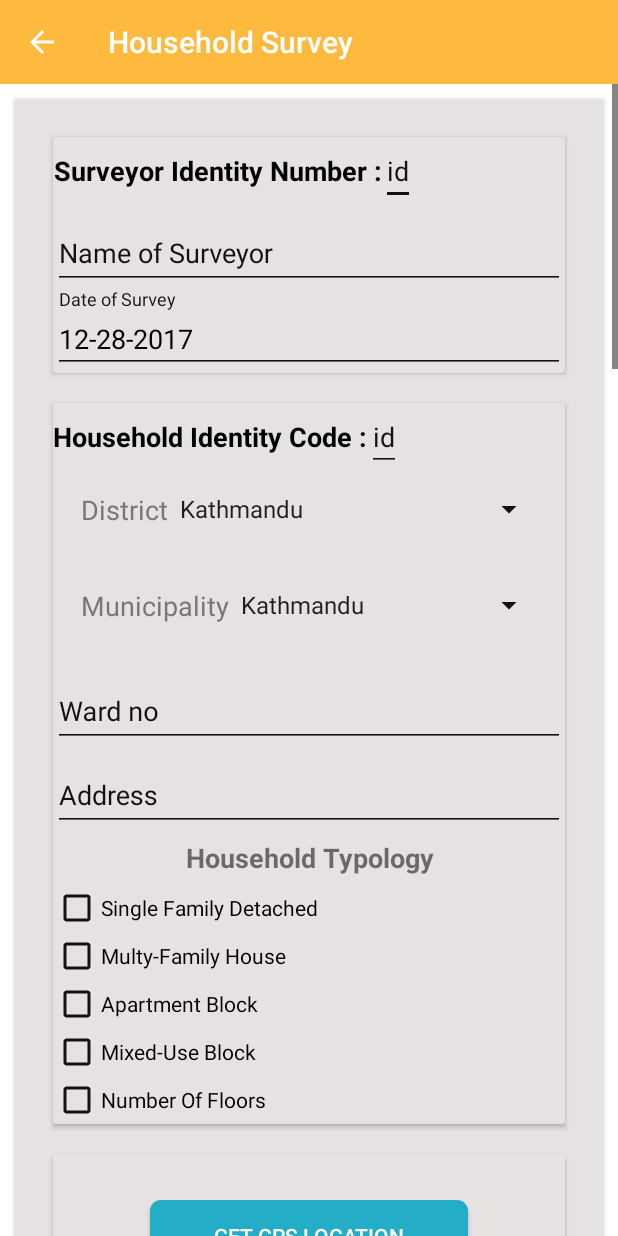
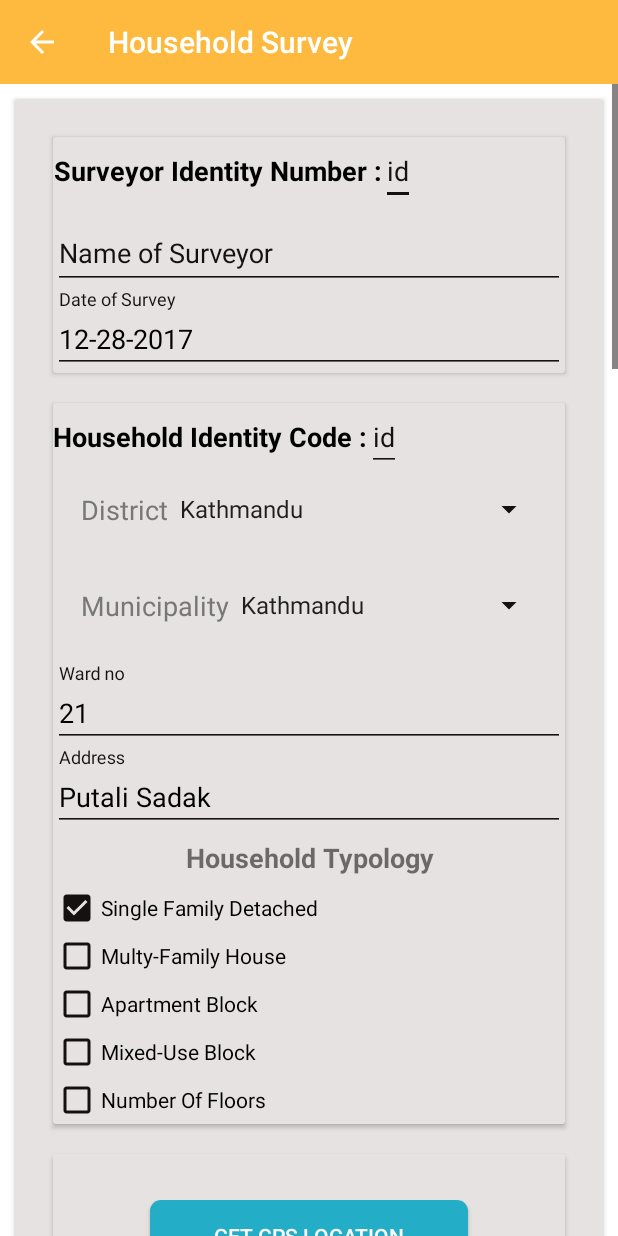
Before and after one commit to amias-samir/Naxa-Survey, an Android app: the SurveyMain screen opened directly, with no data from a screen before it, on a phone screen of 412 x 824 dp. Run offline under Robolectric (Android 15) with nearby library versions, the light colour scheme and no system bars; our stand-ins replace ButterKnife; libraries missing offline, so code that uses them is left out: com.thomashaertel.widget; plain views replace MultiSpinner; 6 statements that could not run were skipped.

Commit message:
Adds values to form layout

```diff
--- a/app/src/main/AndroidManifest.xml
+++ b/app/src/main/AndroidManifest.xml
@@ -90,6 +90,7 @@
 
             android:name=".easy_gps.GeoPointActivity"></activity>
 
+        <service android:name=".gps.GPS_TRACKER_FOR_POINT" />
     </application>
 
 </manifest>
--- a/app/src/main/res/layout/survey_main.xml
+++ b/app/src/main/res/layout/survey_main.xml
@@ -69,6 +69,7 @@
                                     android:textStyle="bold" />
 
                                 <EditText
+                                    android:text="nik-123"
                                     android:id="@+id/id_number_surveyor"
                                     android:layout_width="wrap_content"
                                     android:layout_height="wrap_content"
@@ -84,6 +85,7 @@
 
 
                                 <AutoCompleteTextView
+                                    android:text="Nishon Tandukar"
                                     android:id="@+id/name_of_survayor"
                                     android:layout_width="match_parent"
                                     android:layout_height="wrap_content"
@@ -99,6 +101,7 @@
                                 android:layout_height="wrap_content">
 
                                 <AutoCompleteTextView
+
                                     android:id="@+id/date_of_survey"
                                     android:layout_width="fill_parent"
                                     android:layout_height="wrap_content"
@@ -222,6 +225,7 @@
                                 android:layout_height="wrap_content">
 
                                 <AutoCompleteTextView
+                                    android:text="21"
                                     android:id="@+id/Survay_ward"
                                     android:layout_width="fill_parent"
                                     android:layout_height="wrap_content"
@@ -238,6 +242,7 @@
                                 android:layout_height="wrap_content">
 
                                 <AutoCompleteTextView
+                                    android:text="Putali Sadak "
                                     android:id="@+id/Survay_address"
                                     android:layout_width="fill_parent"
                                     android:layout_height="wrap_content"
@@ -258,6 +263,7 @@
                                 android:textStyle="bold" />
 
                             <CheckBox
+                                android:checked="true"
                                 android:id="@+id/single_family_detached"
                                 android:layout_width="wrap_content"
                                 android:layout_height="wrap_content"
```
Also changed, not shown: 2 other files.
